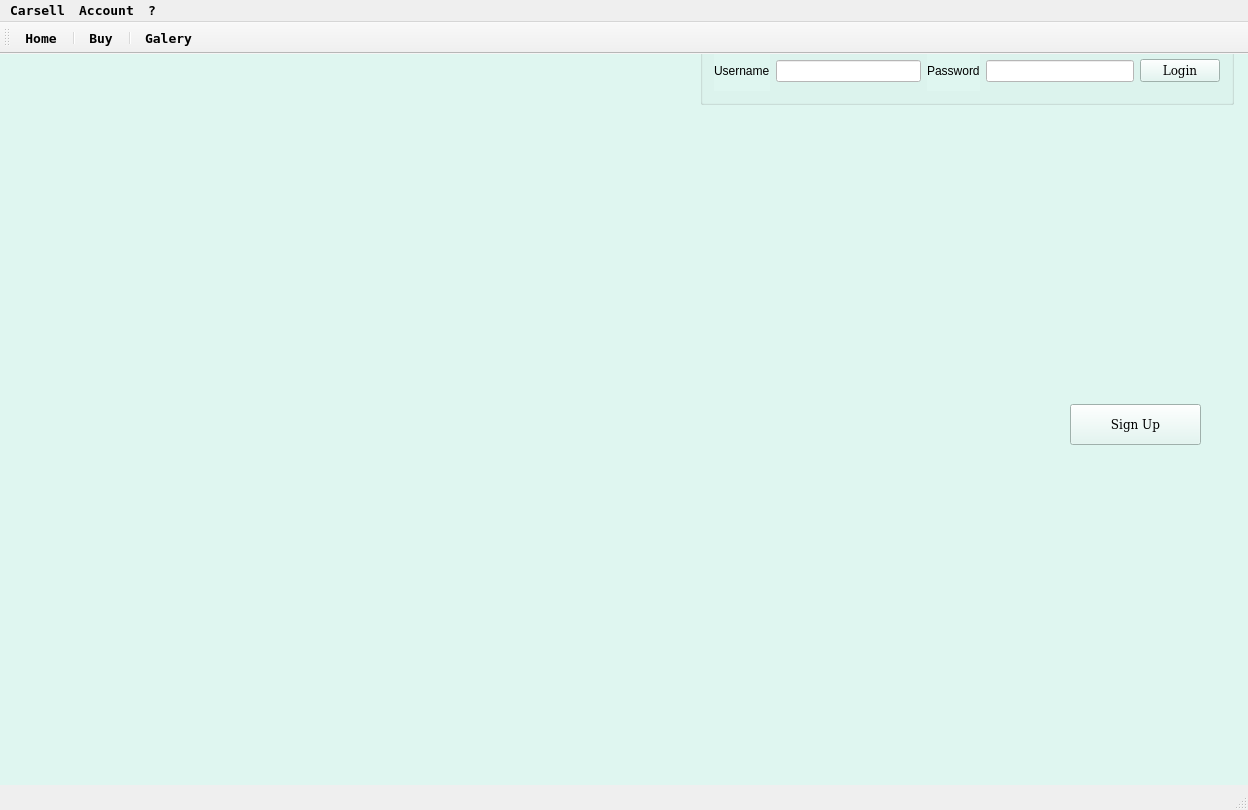
Before: the Qt Designer form carsell.ui in danieldir/carSellGui, drawn with Qt 5.
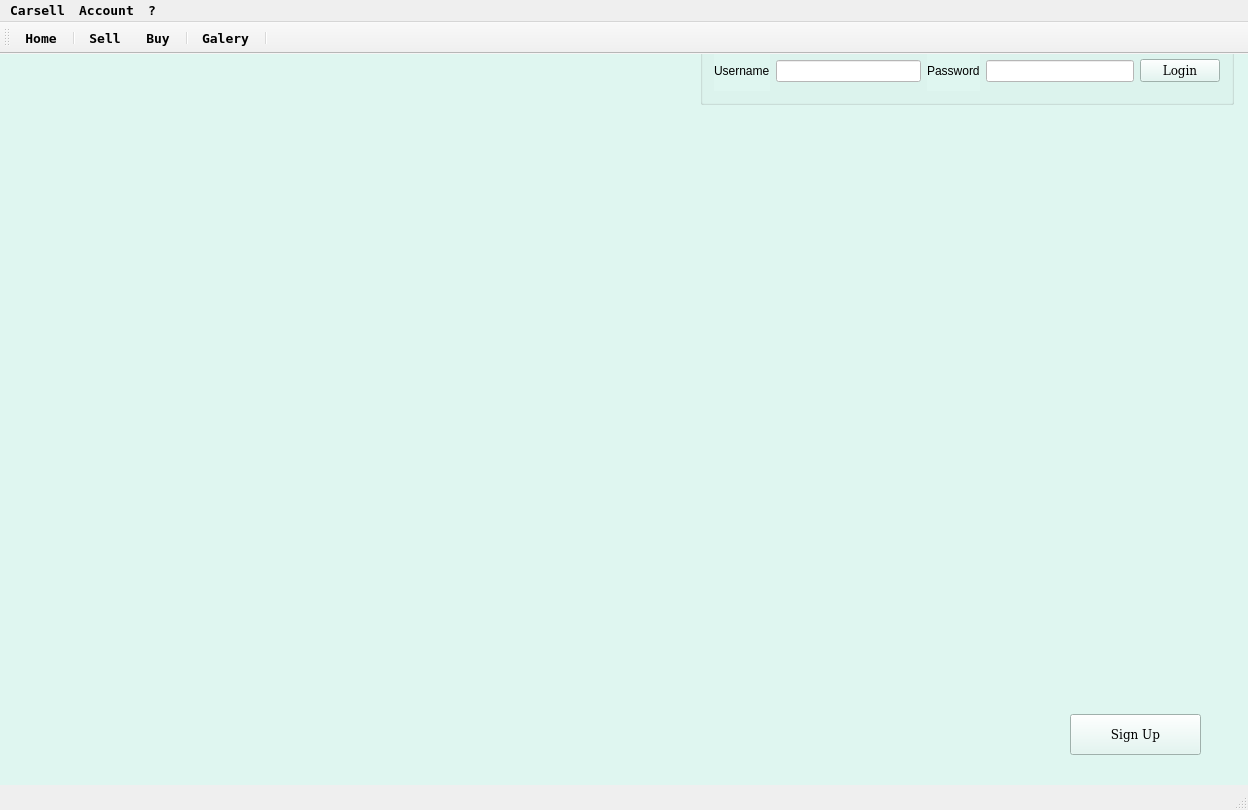
After: the same form once the commit is applied. The open tabs and pages were chosen to show the change. Icons and pictures are not drawn.

The edit to the form file:
```diff
--- a/carsell.ui
+++ b/carsell.ui
@@ -84,7 +84,7 @@
       <property name="geometry">
        <rect>
         <x>1070</x>
-        <y>350</y>
+        <y>660</y>
         <width>131</width>
         <height>41</height>
        </rect>
@@ -1808,9 +1808,11 @@
    </attribute>
    <addaction name="actionHome"/>
    <addaction name="separator"/>
+   <addaction name="actionSell"/>
    <addaction name="actionBuy"/>
    <addaction name="separator"/>
    <addaction name="actionGalery"/>
+   <addaction name="separator"/>
   </widget>
   <action name="actionLogin">
    <property name="text">
```
Left out of the diff: 83 changed lines with no effect on the pictures.
